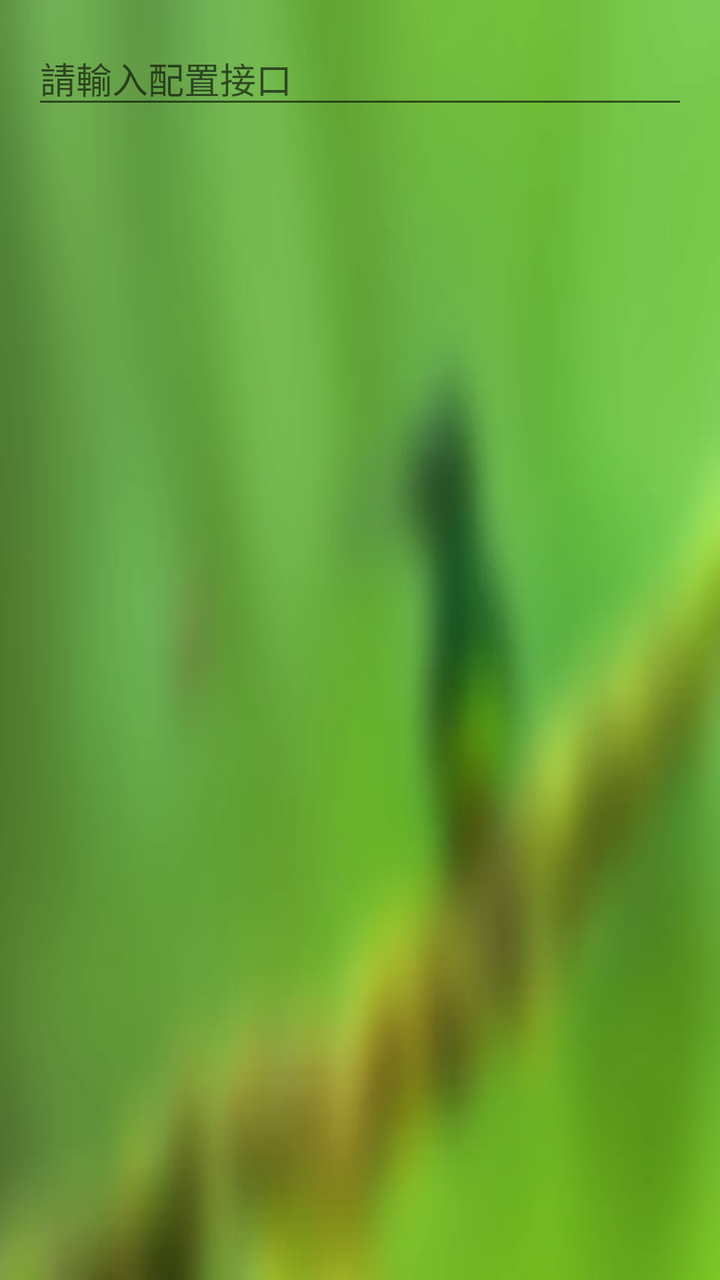
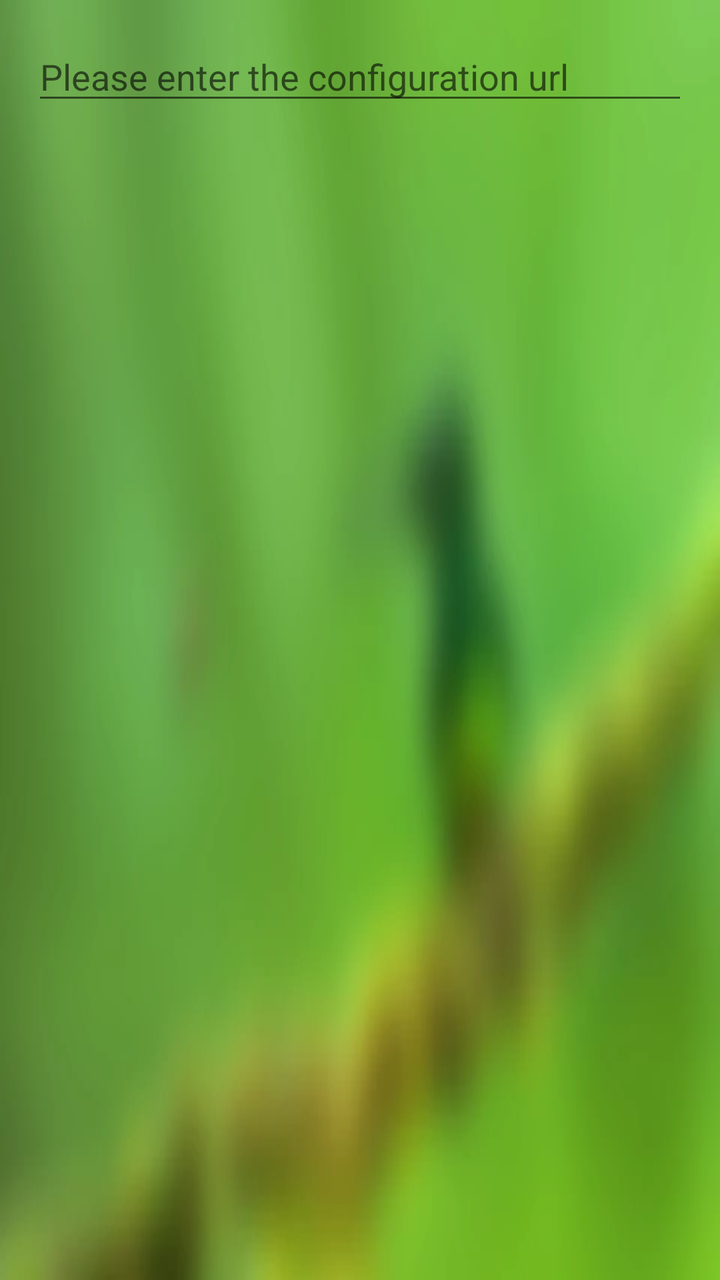

Before-and-after screenshots of an Android layout around one commit, followed by the original layout XML and the change that was made.
<!-- AndroidManifest.xml: application theme AppTheme -->
<!-- res/layout/dialog_config.xml -->
<?xml version="1.0" encoding="utf-8"?>
<LinearLayout xmlns:android="http://schemas.android.com/apk/res/android"
    android:layout_width="match_parent"
    android:layout_height="match_parent"
    android:orientation="vertical"
    android:paddingStart="16dp"
    android:paddingTop="16dp"
    android:paddingEnd="16dp">

    <EditText
        android:id="@+id/url"
        android:layout_width="match_parent"
        android:layout_height="wrap_content"
        android:hint="請輸入配置接口"
        android:textSize="18sp" />

</LinearLayout>
<!-- resources referenced by this layout -->
<resources>
  <style name="AppTheme" parent="BaseTheme" />
  <style name="BaseTheme" parent="Theme.MaterialComponents.Light.NoActionBar">
          <item name="colorPrimary">@color/primary</item>
          <item name="colorPrimaryDark">@color/primaryDark</item>
          <item name="colorAccent">@color/accent</item>
          <item name="colorControlHighlight">@color/blue_500</item>
          <item name="android:windowAnimationStyle">@null</item>
          <item name="android:windowBackground">@drawable/wallpaper_1</item>
          <item name="android:windowTranslucentStatus">true</item>
          <item name="android:windowTranslucentNavigation">true</item>
      </style>
  <color name="primary">@color/black</color>
  <color name="primaryDark">@color/black</color>
  <color name="accent">@color/white</color>
  <color name="blue_500">#2196F3</color>
  <!-- drawable wallpaper_1: webp bitmap (drawable-nodpi, 9580 bytes) -->
  <color name="black">#000000</color>
  <color name="white">#FFFFFF</color>
</resources>

<!-- the commit's change to res/layout/dialog_config.xml (unified diff, before → after) -->
@@ -11,7 +11,10 @@
         android:id="@+id/url"
         android:layout_width="match_parent"
         android:layout_height="wrap_content"
-        android:hint="請輸入配置接口"
+        android:hint="@string/dialog_config_url_hint"
+        android:imeOptions="actionDone"
+        android:inputType="textUri"
+        android:singleLine="true"
         android:textSize="18sp" />
 
 </LinearLayout>
<!-- resource entries referenced after the edit -->
@@ -1,11 +1,11 @@
 <!-- resources referenced by this layout -->
 <resources>
+  <string name="dialog_config_url_hint">Please enter the configuration url</string>
   <style name="AppTheme" parent="BaseTheme" />
   <style name="BaseTheme" parent="Theme.MaterialComponents.Light.NoActionBar">
           <item name="colorPrimary">@color/primary</item>
           <item name="colorPrimaryDark">@color/primaryDark</item>
-          <item name="colorAccent">@color/accent</item>
-          <item name="colorControlHighlight">@color/blue_500</item>
+          <item name="colorAccent">@color/blue_500</item>
           <item name="android:windowAnimationStyle">@null</item>
           <item name="android:windowBackground">@drawable/wallpaper_1</item>
           <item name="android:windowTranslucentStatus">true</item>
@@ -13,10 +13,8 @@
       </style>
   <color name="primary">@color/black</color>
   <color name="primaryDark">@color/black</color>
-  <color name="accent">@color/white</color>
   <color name="blue_500">#2196F3</color>
   <!-- drawable wallpaper_1: webp bitmap (drawable-nodpi, 9580 bytes) -->
   <color name="black">#000000</color>
-  <color name="white">#FFFFFF</color>
 </resources>
 
